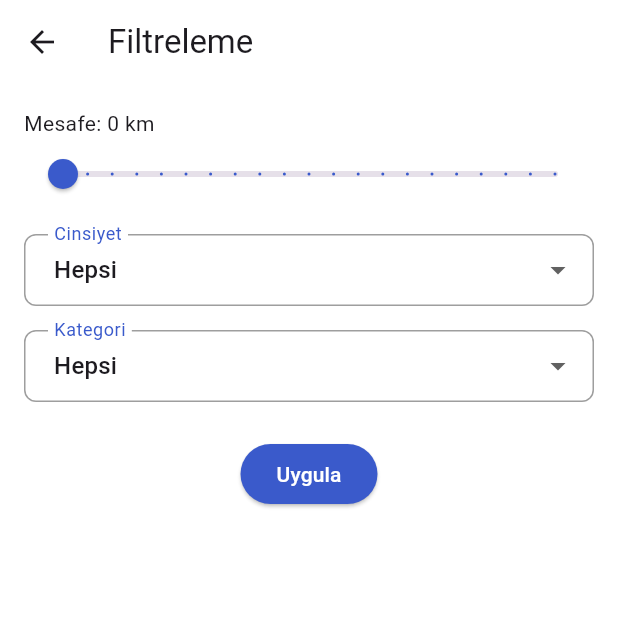
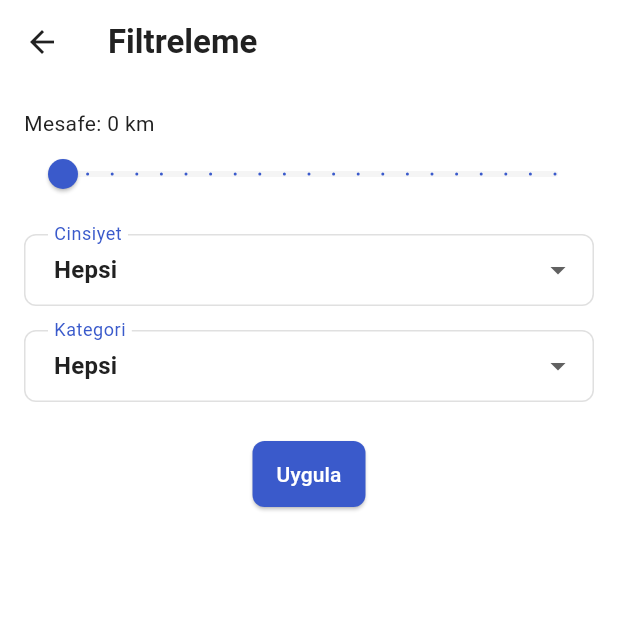
Before and after one commit to Alpaslandev/Palse, a Flutter app: the screen it shows once a user with an empty profile is signed in, after a tap on an icon or button, on a phone screen of 412 x 824 dp, the top half of it. Run offline on Flutter 3.47's test engine with Material 3 defaults, Android fonts, the phone set to English and light mode, and no system bars; our stand-ins replace cached_network_image, cloud_firestore, dio, firebase_auth, firebase_core, firebase_messaging and 8 more; missing offline and left inert: purchases_flutter; accounts and stored records are empty; statements that could not run were skipped.

Commit message:
Tema Yönetimi ve Kullanıcı Arayüzü Güncellemeleri
- Uygulamaya dinamik tema desteği ekle (açık/koyu tema)
- AppTheme sınıfında kapsamlı tema konfigürasyonu yap
- ThemeProvider ile tema değişikliği yönetimi
- Ayarlar ekranına tema değiştirme seçeneği ekle
- Mesaj girişi ve diğer widget'larda tema uyumlu güncellemeler
- Renk şemasını ve UI elemanlarını tema moduna göre düzenle

```diff
--- /dev/null
+++ b/lib/core/provider/theme_provider.dart
@@ -0,0 +1,45 @@
+import 'package:flutter/material.dart';
+import 'package:shared_preferences/shared_preferences.dart';
+
+class ThemeProvider extends ChangeNotifier {
+  // Tema tercihi için anahtar
+  static const String _themePreferenceKey = 'theme_preference';
+
+  // Varsayılan tema durumu (aydınlık tema)
+  bool _isDarkMode = false;
+
+  // Tema durumunu okuma özelliği
+  bool get isDarkMode => _isDarkMode;
+
+  // ThemeMode özelliği
+  ThemeMode get themeMode => _isDarkMode ? ThemeMode.dark : ThemeMode.light;
+
+  // Provider başlatıldığında kayıtlı tema tercihini yükle
+  ThemeProvider() {
+    _loadThemePreference();
+  }
+
+  // Kayıtlı tema tercihini yükle
+  Future<void> _loadThemePreference() async {
+    try {
+      final prefs = await SharedPreferences.getInstance();
+      _isDarkMode = prefs.getBool(_themePreferenceKey) ?? false;
+      notifyListeners();
+    } catch (e) {
+      debugPrint('Tema tercihi yüklenirken hata: $e');
+    }
+  }
+
+  // Tema tercihini değiştir ve kaydet
+  Future<void> toggleTheme() async {
+    _isDarkMode = !_isDarkMode;
+    notifyListeners();
+
+    try {
+      final prefs = await SharedPreferences.getInstance();
+      await prefs.setBool(_themePreferenceKey, _isDarkMode);
+    } catch (e) {
+      debugPrint('Tema tercihi kaydedilirken hata: $e');
+    }
+  }
+}
--- a/lib/core/utils/app_theme.dart
+++ b/lib/core/utils/app_theme.dart
@@ -1,111 +1,164 @@
 import 'package:flutter/material.dart';
 
 class AppTheme {
-  static const Color primaryColor = Color(0xFF3A5ACB);
-  static const Color secondaryColor = Color(0xFF007AFF);
-  static const Color accentColor = Color(0xFF007AFF);
-  static const Color leaderBoardColor = Color(0xFF3A5ACB);
+  // Temel renkler - Her iki temada da kullanılacak
+  static const Color primaryColor = Color(0xFF3A5ACB); // Ana mavi
+  static const Color accentColor = Color(0xFF007AFF); // Vurgu rengi
+  static const Color successColor = Color(0xFF4CAF50); // Başarı yeşili
+  static const Color warningColor = Color(0xFFFFC107); // Uyarı sarısı
+  static const Color errorColor = Color(0xFFE53935); // Hata kırmızısı
 
-  static ThemeData get theme => ThemeData(
+  // Açık tema renkleri
+  static const Color lightTextColor = Color(0xFF212121); // Metin rengi
+  static const Color lightBackgroundColor = Color(0xFFFFFFFF); // Arka plan rengi
+  static const Color lightSurfaceColor = Color(0xFFF5F5F5); // Yüzey rengi
+  static const Color lightCardColor = Color(0xFFFFFFFF); // Kart rengi
+  static const Color lightDividerColor = Color(0xFFE0E0E0); // Ayırıcı rengi
+  static const Color lightIconColor = Color(0xFF616161); // İkon rengi
+
+  // Koyu tema renkleri
+  static const Color darkTextColor = Color(0xFFEEEEEE); // Metin rengi
+  static const Color darkBackgroundColor = Color(0xFF121212); // Arka plan rengi
+  static const Color darkSurfaceColor = Color(0xFF1E1E1E); // Yüzey rengi
+  static const Color darkCardColor = Color(0xFF252525); // Kart rengi
+  static const Color darkDividerColor = Color(0xFF424242); // Ayırıcı rengi
+  static const Color darkIconColor = Color(0xFFBDBDBD); // İkon rengi
+
+  // Açık tema
+  static ThemeData get theme => _createTheme(
+        brightness: Brightness.light,
+        textColor: lightTextColor,
+        backgroundColor: lightBackgroundColor,
+        surfaceColor: lightSurfaceColor,
+        cardColor: lightCardColor,
+        dividerColor: lightDividerColor,
+        iconColor: lightIconColor,
+      );
+
+  // Koyu tema
+  static ThemeData get darkTheme => _createTheme(
+        brightness: Brightness.dark,
+        textColor: darkTextColor,
+        backgroundColor: darkBackgroundColor,
+        surfaceColor: darkSurfaceColor,
+        cardColor: darkCardColor,
+        dividerColor: darkDividerColor,
+        iconColor: darkIconColor,
+      );
+
+  // Ortak tema oluşturma fonksiyonu
+  static ThemeData _createTheme({
+    required Brightness brightness,
+    required Color textColor,
+    required Color backgroundColor,
+    required Color surfaceColor,
+    required Color cardColor,
+    required Color dividerColor,
+    required Color iconColor,
+  }) {
+    final isDark = brightness == Brightness.dark;
+
+    return ThemeData(
+      useMaterial3: true,
+      brightness: brightness,
       primaryColor: primaryColor,
-        scaffoldBackgroundColor: Colors.white,
-        primarySwatch: Colors.blue,
-        useMaterial3: true,
+      colorScheme: ColorScheme(
+        brightness: brightness,
+        primary: primaryColor,
+        onPrimary: isDark ? darkTextColor : Colors.white,
+        secondary: accentColor,
+        onSecondary: isDark ? darkTextColor : Colors.white,
+        error: errorColor,
+        onError: Colors.white,
+        surface: surfaceColor,
+        onSurface: textColor,
+      ),
+
+      // Temel renkler
+      scaffoldBackgroundColor: backgroundColor,
+      cardColor: cardColor,
+      dividerColor: dividerColor,
+      iconTheme: IconThemeData(color: iconColor),
+
+      // AppBar teması
       appBarTheme: AppBarTheme(
-          backgroundColor: Colors.white,
+        backgroundColor: backgroundColor,
+        foregroundColor: textColor,
         elevation: 0,
         scrolledUnderElevation: 0,
+        iconTheme: IconThemeData(color: textColor),
       ),
-        tabBarTheme: TabBarTheme(
-          indicatorColor: primaryColor,
-          labelColor: primaryColor,
-          unselectedLabelColor: Colors.grey,
-          dividerHeight: 0.2,
+
+      // Yazı renkleri
+      textTheme: TextTheme(
+        titleLarge: TextStyle(color: textColor, fontWeight: FontWeight.bold),
+        titleMedium: TextStyle(color: textColor, fontWeight: FontWeight.bold),
+        titleSmall: TextStyle(color: textColor, fontWeight: FontWeight.bold),
+        bodyLarge: TextStyle(color: textColor),
+        bodyMedium: TextStyle(color: textColor),
+        bodySmall: TextStyle(color: textColor.withOpacity(0.8)),
       ),
+
+      // Form elemanları
+      inputDecorationTheme: InputDecorationTheme(
+        fillColor: cardColor,
+        filled: true,
+        border: OutlineInputBorder(
+          borderRadius: BorderRadius.circular(8.0),
+          borderSide: BorderSide(color: isDark ? dividerColor : primaryColor.withOpacity(0.5)),
+        ),
+        enabledBorder: OutlineInputBorder(
+          borderRadius: BorderRadius.circular(8.0),
+          borderSide: BorderSide(color: dividerColor),
+        ),
+        focusedBorder: OutlineInputBorder(
+          borderRadius: BorderRadius.circular(8.0),
+          borderSide: BorderSide(color: primaryColor, width: 2.0),
+        ),
+        errorBorder: OutlineInputBorder(
+          borderRadius: BorderRadius.circular(8.0),
+          borderSide: BorderSide(color: errorColor),
+        ),
+        contentPadding: EdgeInsets.symmetric(horizontal: 16.0, vertical: 12.0),
+        labelStyle: TextStyle(color: textColor.withOpacity(0.7)),
+        floatingLabelStyle: TextStyle(color: primaryColor),
+        hintStyle: TextStyle(color: textColor.withOpacity(0.5)),
+      ),
+
+      // Butonlar
       elevatedButtonTheme: ElevatedButtonThemeData(
         style: ElevatedButton.styleFrom(
           backgroundColor: primaryColor,
-            foregroundColor: Colors.white,
-            iconColor: Colors.white,
-            disabledBackgroundColor: primaryColor.withValues(alpha: 0.5),
-            disabledForegroundColor: Colors.white.withValues(alpha: 0.8),
+          foregroundColor: isDark ? darkTextColor : Colors.white,
+          shape: RoundedRectangleBorder(
+            borderRadius: BorderRadius.circular(8),
           ),
-        ),
-        outlinedButtonTheme: OutlinedButtonThemeData(
-          style: OutlinedButton.styleFrom(
-            backgroundColor: Colors.white,
-            foregroundColor: primaryColor,
-            iconColor: primaryColor,
-            side: BorderSide(color: primaryColor),
-          ),
-        ),
-        textButtonTheme: TextButtonThemeData(
-          style: TextButton.styleFrom(
-            foregroundColor: primaryColor,
-            iconColor: primaryColor,
+          padding: EdgeInsets.symmetric(horizontal: 16, vertical: 12),
         ),
       ),
 
-        cardTheme: CardTheme(
-          color: Colors.white.withValues(alpha: 0.9),
-          elevation: 1,
-          shape: RoundedRectangleBorder(
-            borderRadius: BorderRadius.circular(16),
-          ),
+      // SwitchList'ler için tema
+      switchTheme: SwitchThemeData(
+        trackColor: MaterialStateProperty.resolveWith((states) {
+          if (states.contains(MaterialState.selected)) {
+            return primaryColor.withOpacity(0.5);
+          }
+          return isDark ? Colors.grey.shade700 : Colors.grey.shade300;
+        }),
+        thumbColor: MaterialStateProperty.resolveWith((states) {
+          if (states.contains(MaterialState.selected)) {
+            return primaryColor;
+          }
+          return isDark ? Colors.grey.shade400 : Colors.grey.shade50;
+        }),
       ),
 
+      // TabBar teması
+      tabBarTheme: TabBarTheme(
+        labelColor: primaryColor,
+        unselectedLabelColor: isDark ? Colors.grey.shade400 : Colors.grey.shade700,
         indicatorColor: primaryColor,
-        progressIndicatorTheme: ProgressIndicatorThemeData(
-          color: primaryColor,
-        ),
-        switchTheme: SwitchThemeData(
-          trackColor: WidgetStateProperty.resolveWith((states) {
-            if (states.contains(WidgetState.selected)) {
-              return primaryColor;
-            }
-            return Colors.grey.shade300;
-          }),
-          thumbColor: WidgetStateProperty.resolveWith((states) {
-            if (states.contains(WidgetState.selected)) {
-              return Colors.white;
-            }
-            return Colors.white;
-          }),
-          trackOutlineWidth: WidgetStateProperty.all(0),
-          trackOutlineColor: WidgetStateProperty.all(Colors.transparent),
-        ),
-
-        chipTheme: ChipThemeData(
-          backgroundColor: primaryColor,
-          labelStyle: TextStyle(color: Colors.white),
-          shape: StadiumBorder(side: BorderSide.none),
-          iconTheme: IconThemeData(color: Colors.white),
-          deleteIconColor: Colors.white,
-        ),
-        // TextFormField için daha kapsamlı bir tema tanımlayalım
-        inputDecorationTheme: const InputDecorationTheme(
-          fillColor: Colors.white,
-          filled: true,
-          border: OutlineInputBorder(
-            borderRadius: BorderRadius.all(Radius.circular(8.0)),
-            borderSide: BorderSide(color: primaryColor),
-          ),
-          enabledBorder: OutlineInputBorder(
-            borderRadius: BorderRadius.all(Radius.circular(8.0)),
-            borderSide: BorderSide(color: Colors.grey),
-          ),
-          focusedBorder: OutlineInputBorder(
-            borderRadius: BorderRadius.all(Radius.circular(8.0)),
-            borderSide: BorderSide(color: primaryColor, width: 2.0),
-          ),
-          errorBorder: OutlineInputBorder(
-            borderRadius: BorderRadius.all(Radius.circular(8.0)),
-            borderSide: BorderSide(color: Colors.red),
-          ),
-          contentPadding: EdgeInsets.symmetric(horizontal: 16.0, vertical: 12.0),
-          labelStyle: TextStyle(color: Colors.grey),
-          floatingLabelStyle: TextStyle(color: primaryColor),
-          hintStyle: TextStyle(color: Colors.grey),
       ),
     );
   }
+}
--- a/lib/core/widgets/advert_card.dart
+++ b/lib/core/widgets/advert_card.dart
@@ -46,7 +46,6 @@ class AdvertCard extends StatelessWidget {
     final currentCustomer = context.read<AuthProvider>().user!;
     final chatsService = ChatService();
     return Card(
-      color: Colors.white,
       elevation: 0,
       margin: const EdgeInsets.symmetric(horizontal: 20),
       child: Column(
--- a/lib/core/widgets/landing_view.dart
+++ b/lib/core/widgets/landing_view.dart
@@ -64,7 +64,6 @@ class _LandingViewState extends State<LandingView> {
       bottomNavigationBar: SafeArea(
         child: Container(
           height: navBarHeight,
-          color: Colors.white,
           child: Row(
             mainAxisAlignment: MainAxisAlignment.spaceEvenly,
             children: [
--- a/lib/core/widgets/project_app_bar.dart
+++ b/lib/core/widgets/project_app_bar.dart
@@ -12,7 +12,6 @@ class ProjectAppBar extends StatelessWidget implements PreferredSizeWidget {
   Widget build(BuildContext context) {
     final authProvider = Provider.of<AuthProvider>(context);
     return AppBar(
-      backgroundColor: Colors.white,
       scrolledUnderElevation: 0,
       title: Row(
         children: [
--- a/lib/features/messages/view/messages_view.dart
+++ b/lib/features/messages/view/messages_view.dart
@@ -52,6 +52,7 @@ class _MessagesViewState extends State<MessagesView> {
       value: _viewModel,
       child: Consumer<MessagesViewModel>(
         builder: (context, vm, _) => Scaffold(
+          resizeToAvoidBottomInset: true,
           appBar: MessageAppBar(
             vm: vm,
             otherUserId: widget.otherUserId,
@@ -106,16 +107,14 @@ class _MessagesViewState extends State<MessagesView> {
                   },
                 ),
               ),
+              MessageInput(
+                chatId: widget.chatId,
+                currentUserId: widget.currentUserId,
+                otherUserId: widget.otherUserId,
+                isPremium: isPremium,
+                senderName: senderName,
+              ),
             ],
-          ),
-          bottomNavigationBar: SafeArea(
-            child: MessageInput(
-              chatId: widget.chatId,
-              currentUserId: widget.currentUserId,
-              otherUserId: widget.otherUserId,
-              isPremium: isPremium,
-              senderName: senderName,
-            ),
           ),
         ),
       ),
--- a/lib/features/messages/widgets/message_input.dart
+++ b/lib/features/messages/widgets/message_input.dart
@@ -26,7 +26,8 @@ class MessageInput extends StatelessWidget {
   Widget build(BuildContext context) {
     return Consumer<MessagesViewModel>(
       builder: (context, viewModel, child) {
-        return Column(
+        return SafeArea(
+          child: Column(
             mainAxisSize: MainAxisSize.min,
             children: [
               // Alıntılanan mesaj varsa göster
@@ -79,12 +80,12 @@ class MessageInput extends StatelessWidget {
                 ),
               // Mesaj yazma alanı
               Container(
-              padding: const EdgeInsets.symmetric(horizontal: 8),
+                padding: const EdgeInsets.symmetric(horizontal: 8, vertical: 4),
                 decoration: BoxDecoration(
                   color: Colors.white,
                   boxShadow: [
                     BoxShadow(
-                    color: Colors.grey.withValues(alpha: 0.1),
+                      color: Colors.grey.withOpacity(0.1),
                       spreadRadius: 1,
                       blurRadius: 1,
                     ),
@@ -118,13 +119,18 @@ class MessageInput extends StatelessWidget {
                               : () => _showPremiumDialog(context),
                         ),
                         Expanded(
+                          child: Padding(
+                            padding: const EdgeInsets.symmetric(vertical: 4),
                             child: TextField(
                               controller: _messageController,
                               decoration: const InputDecoration(
                                 hintText: 'Mesaj yazın...',
                                 border: InputBorder.none,
+                                contentPadding: EdgeInsets.symmetric(horizontal: 8, vertical: 8),
                               ),
                               maxLines: null,
+                              textCapitalization: TextCapitalization.sentences,
+                            ),
                           ),
                         ),
                         IconButton(
@@ -148,6 +154,7 @@ class MessageInput extends StatelessWidget {
                 ),
               ),
             ],
+          ),
         );
       },
     );
--- a/lib/features/settings/view/settings_view.dart
+++ b/lib/features/settings/view/settings_view.dart
@@ -2,6 +2,7 @@ import 'package:flutter/material.dart';
 import 'package:go_router/go_router.dart';
 import 'package:palseapp/core/constant/app_constant.dart';
 import 'package:palseapp/core/provider/auth_provider.dart';
+import 'package:palseapp/core/provider/theme_provider.dart';
 import 'package:palseapp/core/routes/routes.dart';
 import 'package:provider/provider.dart';
 
@@ -11,6 +12,8 @@ class SettingsView extends StatelessWidget {
   @override
   Widget build(BuildContext context) {
     final authProvider = Provider.of<AuthProvider>(context);
+    final themeProvider = Provider.of<ThemeProvider>(context);
+
     return Scaffold(
       appBar: AppBar(
         title: const Text('Ayarlar'),
@@ -37,6 +40,18 @@ class SettingsView extends StatelessWidget {
             icon: Icons.notifications_outlined,
             title: 'Bildirimler',
             onTap: () => context.pushNamed(editNotification),
+          ),
+          // Tema seçim seçeneği
+          SwitchListTile(
+            title: const Text('Koyu Tema'),
+            secondary: Icon(
+              themeProvider.isDarkMode ? Icons.dark_mode : Icons.light_mode,
+              color: Colors.blue,
+            ),
+            value: themeProvider.isDarkMode,
+            onChanged: (value) {
+              themeProvider.toggleTheme();
+            },
           ),
           const _SectionTitle(title: 'Genel'),
           _SettingsTile(
--- a/lib/main.dart
+++ b/lib/main.dart
@@ -4,6 +4,7 @@ import 'package:flutter/material.dart';
 import 'package:flutter_localizations/flutter_localizations.dart';
 import 'package:intl/date_symbol_data_local.dart';
 import 'package:intl/intl.dart';
+import 'package:palseapp/core/provider/theme_provider.dart';
 import 'package:palseapp/core/routes/app_router.dart';
 import 'package:palseapp/core/services/notification_service.dart';
 import 'package:palseapp/core/utils/app_theme.dart';
@@ -53,12 +54,14 @@ void main() async {
   Intl.defaultLocale = locale.toString();
   debugPrint('Intl.defaultLocale: ${Intl.defaultLocale}');
   final subscriptionProvider = SubscriptionProvider();
+  final themeProvider = ThemeProvider();
 
   runApp(
     MultiProvider(
       providers: [
         ChangeNotifierProvider.value(value: authProvider),
         ChangeNotifierProvider.value(value: subscriptionProvider),
+        ChangeNotifierProvider.value(value: themeProvider),
         ChangeNotifierProvider(create: (_) => ChatsViewModel(authProvider.user!)),
       ],
       child: MyApp(notificationService: notificationService),
@@ -73,9 +76,13 @@ class MyApp extends StatelessWidget {
 
   @override
   Widget build(BuildContext context) {
+    final themeProvider = Provider.of<ThemeProvider>(context);
+
     return MaterialApp.router(
       title: 'Palse App',
-      theme: AppTheme.theme,
+      theme: AppTheme.theme, // Aydınlık tema
+      darkTheme: AppTheme.darkTheme, // Koyu tema
+      themeMode: themeProvider.themeMode, // Tema modunu provider'dan al
       routerConfig: AppRouter.router,
       localizationsDelegates: const [
         GlobalMaterialLocalizations.delegate,
```
Lines whose indentation alone changed are shown as unchanged.
